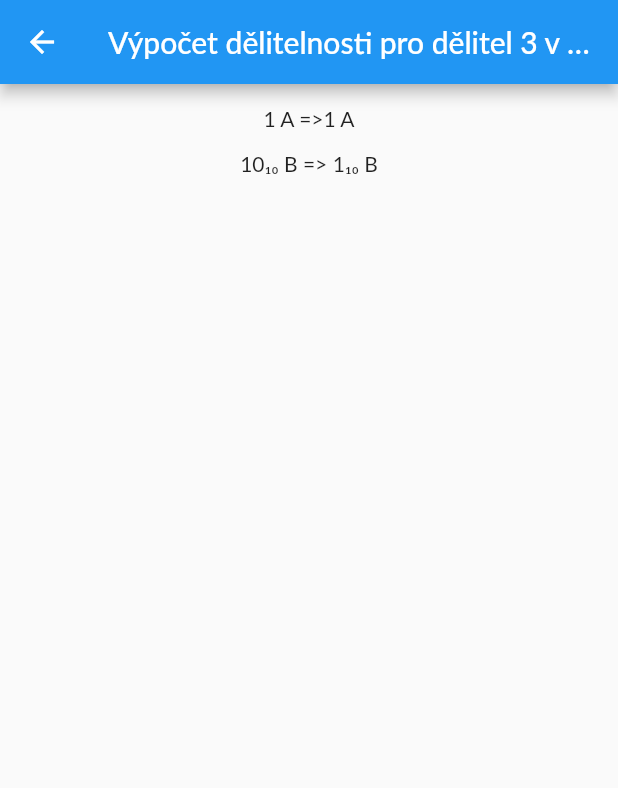
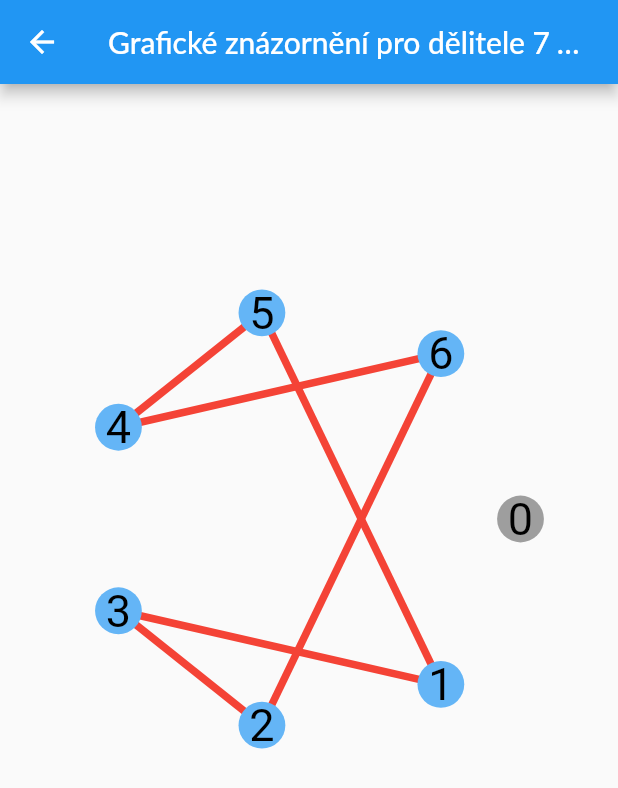
Before and after one commit to Papajik/divisibility, a Flutter app: the DivisibilityEquationGeneratorScreen widget shown alone on an empty page, opened directly, after a tap on "Grafické znázornění", on a phone screen of 412 x 824 dp. Shown: the top 788 px of the screen. Run offline on Flutter 3.47's test engine with Material 2 defaults, Android fonts, the phone set to English and light mode, and no system bars; our stand-ins replace easy_sidemenu, flutter_riverpod, stack_trace; Roboto replaces fonts that are missing (Lato).

Commit message:
Network Graph

```diff
--- a/lib/graph/network_graph_painter.dart
+++ b/lib/graph/network_graph_painter.dart
@@ -1,13 +1,105 @@
+import 'dart:math';
+
 import 'package:flutter/material.dart';
 
 class NetworkGraphPainter extends CustomPainter {
-  Map<String, String> map;
+  final Map<String, String> map;
+  final int maxRemainder;
+  final Paint unusedNode = Paint()..color = Colors.grey;
+  final Paint usedNode = Paint()..color = Colors.blue.shade300;
+  final Paint line = Paint()
+    ..color = Colors.red
+    ..style = PaintingStyle.stroke
+    ..strokeWidth = 5.0;
 
   @override
   void paint(Canvas canvas, Size size) {
-    var center = size / 2;
-    var paint = Paint()..color = Colors.red;
-    canvas.drawCircle(Offset(center.width, center.height), 10, paint);
+    print(map);
+    var centerX = size.width / 2;
+    var centerY = size.height / 2;
+
+    var radius = min(centerX, centerY) - 50;
+
+    /// Nakreslit body
+
+    var step = 360 / maxRemainder;
+    var nodePositionRadius = radius - 15;
+    var nodeRadius = radius / 10;
+    var index = 0;
+
+    /// Vykreslení linky mezi uzly
+    for (int i = 0; i<maxRemainder;i++){
+      if (map.containsKey(i.toString())) {
+        paintLine(canvas, step, i, centerX, nodePositionRadius);
+      }
+    }
+
+
+    for (double i = 0; i < 360; i += step) {
+      /// Pozice uzlu
+      var x = centerX + nodePositionRadius * cos(i * pi / 180);
+      var y = centerX + nodePositionRadius * sin(i * pi / 180);
+
+      /// Vykreslení uzlu
+      paintNode(canvas, Offset(x, y), nodeRadius, index);
+      paintNodeName(index, size, canvas, Offset(x, y));
+
+      index++;
+    }
+  }
+
+  Offset calcOffsetFromIndex(
+      double step, int index, double centerX, double nodePositionRadius) {
+    var i = step * index;
+    var x = centerX + nodePositionRadius * cos(i * pi / 180);
+    var y = centerX + nodePositionRadius * sin(i * pi / 180);
+
+    return Offset(x, y);
+  }
+
+  void paintLine(Canvas canvas, double step, int index, double centerX,
+      double nodePositionRadius) {
+    var offsetFrom =
+        calcOffsetFromIndex(step, index, centerX, nodePositionRadius);
+
+    int indexTo = int.tryParse(map[index.toString()] ?? "") ?? -1;
+    if (indexTo == -1) {
+      return;
+    }
+    var offsetTo =
+        calcOffsetFromIndex(step, indexTo, centerX, nodePositionRadius);
+
+    var path = Path();
+    path.moveTo(offsetFrom.dx, offsetFrom.dy);
+    path.lineTo(offsetTo.dx, offsetTo.dy);
+    canvas.drawPath(path, line);
+  }
+
+  void paintNodeName(int index, Size size, Canvas canvas, Offset offset) {
+    var text = TextSpan(
+        text: index.toString(),
+        style: const TextStyle(color: Colors.black, fontSize: 30));
+    final textPainter = TextPainter(
+      text: text,
+      textDirection: TextDirection.ltr,
+    );
+    textPainter.layout(
+      minWidth: 0,
+      maxWidth: size.width,
+    );
+    textPainter.paint(
+        canvas,
+        Offset(offset.dx - (textPainter.width / 2),
+            offset.dy - (textPainter.height / 2)));
+  }
+
+  void paintNode(Canvas canvas, Offset offset, double nodeRadius, int index) {
+    canvas.drawCircle(
+        offset,
+        nodeRadius,
+        map.containsKey(index.toString()) || map.containsValue(index.toString())
+            ? usedNode
+            : unusedNode);
   }
 
   @override
@@ -15,5 +107,5 @@ class NetworkGraphPainter extends CustomPainter {
     return false;
   }
 
-  NetworkGraphPainter(this.map);
+  NetworkGraphPainter({required this.map, required this.maxRemainder});
 }
--- a/lib/models/network_graph.dart
+++ b/lib/models/network_graph.dart
@@ -1,11 +1,12 @@
-import 'package:flutter_riverpod/flutter_riverpod.dart';
+class NetworkGraphModel {
+  late final Map<String, String> networkMap;
 
-
-class NetworkGraphModel extends StateNotifier<Map<String, String>> {
-  NetworkGraphModel(List<int> remainders) : super(generateMap(remainders));
+  NetworkGraphModel(List<int> remainders) {
+    networkMap = generateMap(remainders);
+  }
 
   void generate(List<int> list){
-    state = generateMap(list);
+    networkMap = generateMap(list);
   }
 
   static generateMap(List<int> list) {
--- a/lib/pages/divisibilityCalculator/divisibilityEquationGenerator.dart
+++ b/lib/pages/divisibilityCalculator/divisibilityEquationGenerator.dart
@@ -1,8 +1,8 @@
 import 'package:divisibility_calculator/models/basic_formula.dart';
 import 'package:divisibility_calculator/models/division_formula.dart';
 import 'package:divisibility_calculator/models/division_model.dart';
-import 'package:divisibility_calculator/models/network_graph.dart';
-import 'package:divisibility_calculator/pages/divisibilityCalculator/calulactionPage.dart';
+import 'package:divisibility_calculator/pages/divisibilityCalculator/calculationPage.dart';
+import 'package:divisibility_calculator/pages/divisibilityCalculator/graphPage.dart';
 import 'package:divisibility_calculator/pages/divisibilityCalculator/verificationPage.dart';
 import 'package:divisibility_calculator/widgets/formula_card.dart';
 import 'package:flutter/material.dart';
@@ -20,17 +20,13 @@ class DivisibilityEquationGeneratorScreen extends ConsumerStatefulWidget {
 class _DivisibilityEquationGeneratorScreenState
     extends ConsumerState<DivisibilityEquationGeneratorScreen> {
   static const DEFAULT_BASE = 10;
-  static const DEFAULT_DIVIDER = 3;
+  static const DEFAULT_DIVIDER = 7;
 
   final divisionModelProvider =
       StateNotifierProvider<DivisionModelNotifier, DivisionModel>((ref) {
     return DivisionModelNotifier(DEFAULT_BASE, DEFAULT_DIVIDER);
   });
 
-  final networkGraphModelProvider =
-      StateNotifierProvider<NetworkGraphModel, Map<String, String>>(
-    (ref) => NetworkGraphModel([]),
-  );
 
   final basicFormulaModelProvider =
       StateNotifierProvider<BasicFormulaModel, String>(
@@ -162,6 +158,7 @@ class _DivisibilityEquationGeneratorScreenState
                   child: const Text('Zobrazit výpočet'),
                 ),
               ),
+              if (divisionModel.divider < 25)
                 Padding(
                   padding: const EdgeInsets.all(8.0),
                   child: ElevatedButton(
@@ -170,7 +167,7 @@ class _DivisibilityEquationGeneratorScreenState
                         context,
                         MaterialPageRoute(
                             builder: (context) =>
-                              CalculationPage(divisionModel: divisionModel)),
+                                NetworkGraphPage(divisionModel: divisionModel)),
                       );
                     },
                     child: const Text('Grafické znázornění'),
@@ -194,10 +191,6 @@ class _DivisibilityEquationGeneratorScreenState
                 ),
               ),
             ]
-
-            // SizedBox(height: 400, child: CustomPaint(
-            //   painter:NetworkGraphPainter(ref.watch(networkGraphModelProvider)),
-            // ))
           ],
         ),
       ),
--- a/lib/pages/divisibilityCalculator/graphPage.dart
+++ b/lib/pages/divisibilityCalculator/graphPage.dart
@@ -1,27 +1,34 @@
+import 'package:divisibility_calculator/graph/network_graph_painter.dart';
 import 'package:divisibility_calculator/models/division_model.dart';
+import 'package:divisibility_calculator/models/network_graph.dart';
 import 'package:flutter/material.dart';
 
-class CalculationPage extends StatelessWidget {
+class NetworkGraphPage extends StatelessWidget {
   final DivisionModel divisionModel;
-  const CalculationPage({Key? key, required this.divisionModel}) : super(key: key);
+
+  const NetworkGraphPage({Key? key, required this.divisionModel})
+      : super(key: key);
+
+
 
   @override
   Widget build(BuildContext context) {
-    return  Scaffold(
-      appBar: AppBar(
-        title: Text("Grafické znázornění pro dělitele ${divisionModel.divider} v systému ${divisionModel.system}"),
-        centerTitle: true,
-      ),
-      body:  ListView.builder(
-          padding: const EdgeInsets.all(8),
-          itemCount: divisionModel.calculations.length,
-          itemBuilder: (BuildContext context, int index) {
-            return SizedBox(
-              height: 30,
-              child: Center(
-                  child: Text(divisionModel.calculations[index])),
-            );
-          }),
-    );
+
+    NetworkGraphModel model =  NetworkGraphModel(divisionModel.remainders);
+    return Scaffold(
+        appBar: AppBar(
+          title: Text(
+              "Grafické znázornění pro dělitele ${divisionModel.divider} v systému ${divisionModel.system}"),
+          centerTitle: true,
+        ),
+        body: Center(
+          child: SizedBox(
+              height: 600,
+              width: 600,
+              child: CustomPaint(
+                painter:
+                    NetworkGraphPainter(map: model.networkMap, maxRemainder: divisionModel.divider),
+              )),
+        ));
   }
 }
--- a/lib/pages/divisibilityCalculator/verificationPage.dart
+++ b/lib/pages/divisibilityCalculator/verificationPage.dart
@@ -62,9 +62,7 @@ class _VerificationPageState extends ConsumerState<VerificationPage> {
               if (widget.divisionModel.system != 10)
                 FormulaCard(
                   children: [
-                    SizedBox(
-                      width: 150,
-                      child: TextField(
+                    TextField(
                       decoration: InputDecoration(
                           labelText:
                               "Ověření výsledku pro (${Alphabet.toSubscript("10")}): "),
@@ -87,15 +85,12 @@ class _VerificationPageState extends ConsumerState<VerificationPage> {
                         FilteringTextInputFormatter.allow(
                             RegExp("[0-9a-zA-Z]")),
                       ],
-                      ),
                     )
                   ],
                 ),
               FormulaCard(
                 children: [
-                  SizedBox(
-                    width: 150,
-                    child: TextField(
+                  TextField(
                     decoration: InputDecoration(
                         labelText:
                             "Ověření výsledku pro (${Alphabet.toSubscript(widget.divisionModel.system.toString())}): "),
@@ -117,7 +112,6 @@ class _VerificationPageState extends ConsumerState<VerificationPage> {
                       FilteringTextInputFormatter.allow(
                           RegExp("[0-9a-zA-Z]")),
                     ],
-                    ),
                   )
                 ],
               ),
```
Also changed, not shown: lib/pages/divisibilityCalculator/calculationPage.dart (renamed from lib/pages/divisibilityCalculator/calulactionPage.dart). Lines whose indentation alone changed are shown as unchanged.
